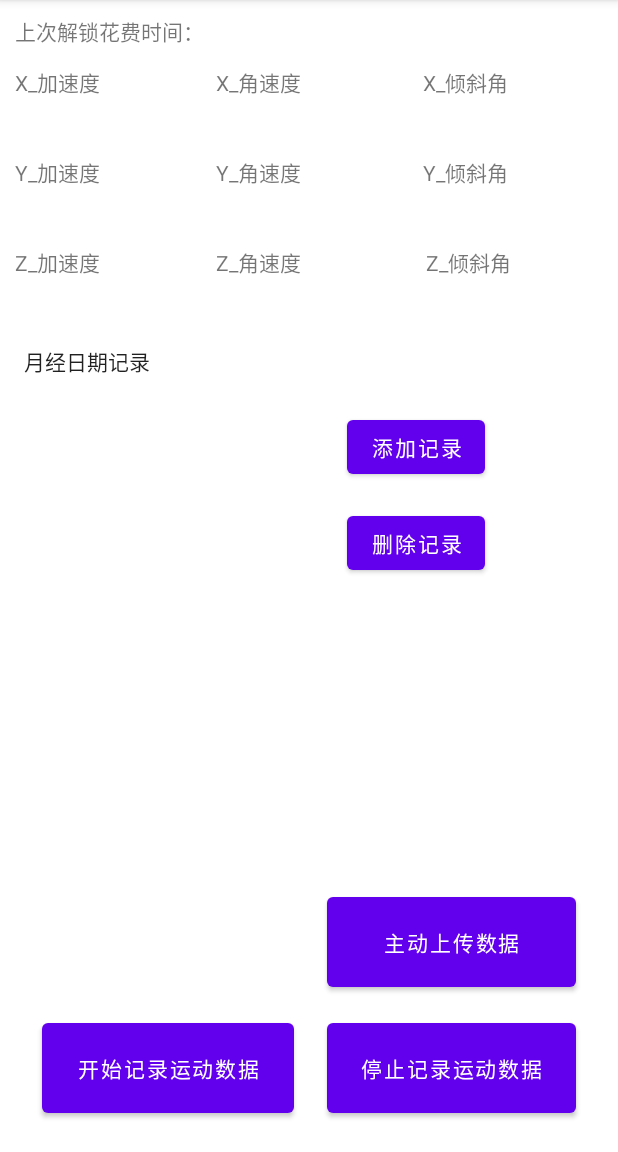
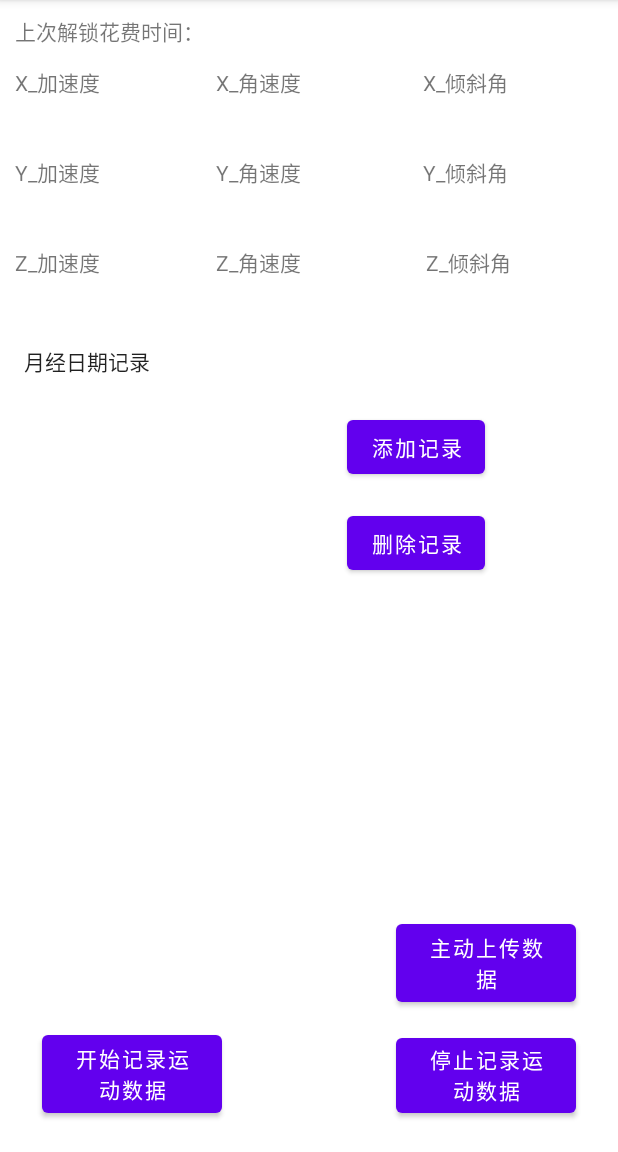
Before and after one commit to thomas10011/SmartSensing, an Android app: the MainActivity screen opened directly, with no data from a screen before it, after a tap on "主动上传数据", on a phone screen of 412 x 824 dp, the part 84-1236 px from its top. Run offline under Robolectric (Android 15) with nearby library versions, the light colour scheme and no system bars.

```diff
--- a/app/src/main/java/cn/edu/whu/smartsensing/MainActivity.java
+++ b/app/src/main/java/cn/edu/whu/smartsensing/MainActivity.java
@@ -199,10 +199,8 @@ public class MainActivity extends AppCompatActivity implements View.OnClickListe
         super.onResume();
     }
 
-    protected void onStop()
-    {
+    protected void onStop() {
         super.onStop();
-
     }
 
 
--- a/app/src/main/java/cn/edu/whu/smartsensing/service/FileListCallbackService.java
+++ b/app/src/main/java/cn/edu/whu/smartsensing/service/FileListCallbackService.java
@@ -30,8 +30,8 @@ public class FileListCallbackService implements Callback {
     public void onResponse(Call call, Response response) {
         Map<String, String> res;
         try {
-            res = com.alibaba.fastjson.JSON.parseArray(
-                response.body().string()).stream().collect(Collectors.toMap(
+            res = com.alibaba.fastjson.JSON.parseArray(response.body().string()).stream().collect(
+                Collectors.toMap(
                     o -> o.toString().split(",")[0],
                     o -> o.toString().split(",")[1]
                 )
--- a/app/src/main/java/cn/edu/whu/smartsensing/util/UploadUtil.java
+++ b/app/src/main/java/cn/edu/whu/smartsensing/util/UploadUtil.java
@@ -1,36 +1,22 @@
 package cn.edu.whu.smartsensing.util;
 
 import android.util.Log;
-import android.widget.ArrayAdapter;
 
 import androidx.annotation.Nullable;
 
-import com.alibaba.fastjson.JSON;
-import com.alibaba.fastjson.JSONObject;
-import com.alibaba.fastjson.support.hsf.HSFJSONUtils;
-
-import org.json.JSONArray;
-import org.letterli.sendfile.SendFiletoServer;
+import org.letterli.sendfile.SendFileToServer;
 
 import java.io.File;
 import java.io.IOException;
-import java.time.LocalDateTime;
 import java.util.ArrayList;
 import java.util.HashMap;
-import java.util.HashSet;
 import java.util.List;
 import java.util.Map;
-import java.util.Set;
-import java.util.UUID;
 import java.util.concurrent.TimeUnit;
-import java.util.stream.Collectors;
 
 import cn.edu.whu.smartsensing.service.FileListCallbackService;
 import cn.edu.whu.smartsensing.service.McDataCallbackService;
-import okhttp3.Call;
-import okhttp3.Callback;
 import okhttp3.MediaType;
-import okhttp3.MultipartBody;
 import okhttp3.OkHttpClient;
 import okhttp3.Request;
 import okhttp3.RequestBody;
@@ -38,7 +24,7 @@ import okhttp3.Response;
 
 public class UploadUtil {
 
-    private static final SendFiletoServer sendFiletoServer = SendFiletoServer.getInstance();
+    private static final SendFileToServer sendFiletoServer = SendFileToServer.getInstance();
     private static final int TIME_OUT = 60*1000;                          //超时时间为60s*1000 = 1000min
     private static final MediaType JSON = MediaType.parse("application/json; charset=utf-8");
     private static final OkHttpClient client = new OkHttpClient.Builder().connectTimeout(TIME_OUT, TimeUnit.SECONDS).readTimeout(TIME_OUT,TimeUnit.SECONDS).build();;
--- a/app/src/main/res/layout/activity_main.xml
+++ b/app/src/main/res/layout/activity_main.xml
@@ -112,8 +112,8 @@
 
     <Button
         android:id="@+id/bt_start"
-        android:layout_width="168dp"
-        android:layout_height="72dp"
+        android:layout_width="120dp"
+        android:layout_height="64dp"
         android:layout_marginStart="28dp"
         android:layout_marginBottom="20dp"
         android:text="@string/startRecord"
@@ -123,8 +123,8 @@
 
     <Button
         android:id="@+id/bt_stop"
-        android:layout_width="166dp"
-        android:layout_height="72dp"
+        android:layout_width="120dp"
+        android:layout_height="62dp"
         android:layout_marginEnd="28dp"
         android:layout_marginBottom="20dp"
         android:text="@string/stopRecord"
@@ -134,8 +134,8 @@
 
     <Button
         android:id="@+id/bt_upload"
-        android:layout_width="166dp"
-        android:layout_height="72dp"
+        android:layout_width="120dp"
+        android:layout_height="64dp"
         android:layout_marginEnd="28dp"
         android:layout_marginBottom="12dp"
         android:onClick="onClick"
--- a/sendfile/src/main/java/org/letterli/sendfile/SendFiletoServer.java
+++ b/sendfile/src/main/java/org/letterli/sendfile/SendFileToServer.java
@@ -1,10 +1,8 @@
 package org.letterli.sendfile;
 
-import android.os.Build;
 import android.util.Log;
 
 import androidx.annotation.Nullable;
-import androidx.annotation.RequiresApi;
 
 import java.io.File;
 import java.io.IOException;
@@ -18,10 +16,10 @@ import okhttp3.OkHttpClient;
 import okhttp3.Request;
 import okhttp3.RequestBody;
 import okhttp3.Response;
-public class SendFiletoServer {
+public class SendFileToServer {
 
     // 单例模式
-    private static volatile SendFiletoServer instance;
+    private static volatile SendFileToServer instance;
 
     private final String TAG = "UploadFile";
 
@@ -35,15 +33,15 @@ public class SendFiletoServer {
 
 
     private String responseData;
-    private OkHttpClient client;
+    private static final OkHttpClient client = new OkHttpClient.Builder().connectTimeout(TIME_OUT, TimeUnit.SECONDS).readTimeout(TIME_OUT,TimeUnit.SECONDS).build();;
 
-    private SendFiletoServer() {}
+    private SendFileToServer() {}
 
-    public static SendFiletoServer getInstance() {
+    public static SendFileToServer getInstance() {
         if(instance == null) {
-            synchronized (SendFiletoServer.class) {
+            synchronized (SendFileToServer.class) {
                 if(instance == null) {
-                    instance = new SendFiletoServer();
+                    instance = new SendFileToServer();
                 }
             }
         }
@@ -52,10 +50,6 @@ public class SendFiletoServer {
 
     public void upload(final String filePath, final String fileName, final MediaType mediaType, final String to_url,@Nullable final Map<String, String> params) {
         Log.i(TAG+"timeout-set", String.valueOf(TIME_OUT));
-        client = new OkHttpClient.Builder()
-                .connectTimeout(TIME_OUT, TimeUnit.SECONDS)
-                .readTimeout(TIME_OUT,TimeUnit.SECONDS)
-                .build();
         synchronized (this) {
             new Thread(
                 new Runnable() {
@@ -92,8 +86,14 @@ public class SendFiletoServer {
                             response = client.newCall(request).execute();
                             responseData = response.body().string();
                             Log.i(TAG, responseData);
-                        } catch (IOException e) {
+                        }
+                        catch (NullPointerException e) {
                             e.printStackTrace();
+                            Log.e(TAG, "run: 服务器返回控响应体", e);
+                        }
+                        catch (IOException e) {
+                            e.printStackTrace();
+                            Log.e("up load failed: ", "上传文件出现IOException.【SendFileToServer】【92行】 ");
                         }
                     }
                 }
```
Also changed, not shown: app/src/main/java/cn/edu/whu/smartsensing/service/SensorService.java (+15 -5 lines).
